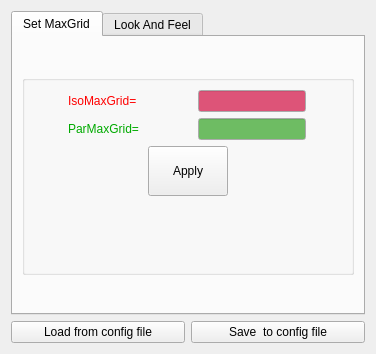
The window that ui_forms/parametersoptions.ui (parisolab/mathmod) describes before a commit, drawn with Qt 5.
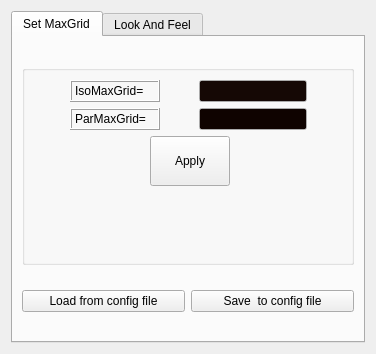
The same window after the commit.

Patch:
```diff
--- a/ui_forms/parametersoptions.ui
+++ b/ui_forms/parametersoptions.ui
@@ -10,12 +10,24 @@
     <height>354</height>
    </rect>
   </property>
+  <property name="sizePolicy">
+   <sizepolicy hsizetype="Preferred" vsizetype="Preferred">
+    <horstretch>0</horstretch>
+    <verstretch>0</verstretch>
+   </sizepolicy>
+  </property>
   <property name="windowTitle">
    <string>Configuration Options</string>
   </property>
   <layout class="QGridLayout" name="gridLayout_6">
    <item row="0" column="0">
     <widget class="QTabWidget" name="StyleTheme">
+     <property name="sizePolicy">
+      <sizepolicy hsizetype="Preferred" vsizetype="Preferred">
+       <horstretch>0</horstretch>
+       <verstretch>0</verstretch>
+      </sizepolicy>
+     </property>
      <property name="currentIndex">
       <number>0</number>
      </property>
@@ -27,7 +39,7 @@
        <item row="0" column="0">
         <widget class="QGroupBox" name="ColorsgroupBox">
          <property name="sizePolicy">
-          <sizepolicy hsizetype="Expanding" vsizetype="Expanding">
+          <sizepolicy hsizetype="Preferred" vsizetype="Preferred">
            <horstretch>0</horstretch>
            <verstretch>0</verstretch>
           </sizepolicy>
@@ -82,6 +94,9 @@
           <set>Qt::AlignCenter</set>
          </property>
          <layout class="QGridLayout" name="gridLayout">
+          <property name="leftMargin">
+           <number>12</number>
+          </property>
           <item row="0" column="0" colspan="3">
            <layout class="QVBoxLayout" name="verticalLayout">
             <item>
@@ -106,42 +121,11 @@
                   <height>16777215</height>
                  </size>
                 </property>
-                <property name="palette">
-                 <palette>
-                  <active>
-                   <colorrole role="WindowText">
-                    <brush brushstyle="SolidPattern">
-                     <color alpha="255">
-                      <red>255</red>
-                      <green>0</green>
-                      <blue>0</blue>
-                     </color>
-                    </brush>
-                   </colorrole>
-                  </active>
-                  <inactive>
-                   <colorrole role="WindowText">
-                    <brush brushstyle="SolidPattern">
-                     <color alpha="255">
-                      <red>255</red>
-                      <green>0</green>
-                      <blue>0</blue>
-                     </color>
-                    </brush>
-                   </colorrole>
-                  </inactive>
-                  <disabled>
-                   <colorrole role="WindowText">
-                    <brush brushstyle="SolidPattern">
-                     <color alpha="255">
-                      <red>120</red>
-                      <green>120</green>
-                      <blue>120</blue>
-                     </color>
-                    </brush>
-                   </colorrole>
-                  </disabled>
-                 </palette>
+                <property name="frameShape">
+                 <enum>QFrame::Box</enum>
+                </property>
+                <property name="frameShadow">
+                 <enum>QFrame::Raised</enum>
                 </property>
                 <property name="text">
                  <string>IsoMaxGrid=</string>
@@ -165,9 +149,9 @@
                    <colorrole role="Base">
                     <brush brushstyle="SolidPattern">
                      <color alpha="255">
-                      <red>221</red>
-                      <green>84</green>
-                      <blue>120</blue>
+                      <red>21</red>
+                      <green>8</green>
+                      <blue>5</blue>
                      </color>
                     </brush>
                    </colorrole>
@@ -176,9 +160,9 @@
                    <colorrole role="Base">
                     <brush brushstyle="SolidPattern">
                      <color alpha="255">
-                      <red>221</red>
-                      <green>84</green>
-                      <blue>120</blue>
+                      <red>21</red>
+                      <green>8</green>
+                      <blue>5</blue>
                      </color>
                     </brush>
                    </colorrole>
@@ -222,42 +206,11 @@
                   <height>16777215</height>
                  </size>
                 </property>
-                <property name="palette">
-                 <palette>
-                  <active>
-                   <colorrole role="WindowText">
-                    <brush brushstyle="SolidPattern">
-                     <color alpha="255">
-                      <red>0</red>
-                      <green>170</green>
-                      <blue>0</blue>
-                     </color>
-                    </brush>
-                   </colorrole>
-                  </active>
-                  <inactive>
-                   <colorrole role="WindowText">
-                    <brush brushstyle="SolidPattern">
-                     <color alpha="255">
-                      <red>0</red>
-                      <green>170</green>
-                      <blue>0</blue>
-                     </color>
-                    </brush>
-                   </colorrole>
-                  </inactive>
-                  <disabled>
-                   <colorrole role="WindowText">
-                    <brush brushstyle="SolidPattern">
-                     <color alpha="255">
-                      <red>120</red>
-                      <green>120</green>
-                      <blue>120</blue>
-                     </color>
-                    </brush>
-                   </colorrole>
-                  </disabled>
-                 </palette>
+                <property name="frameShape">
+                 <enum>QFrame::Box</enum>
+                </property>
+                <property name="frameShadow">
+                 <enum>QFrame::Raised</enum>
                 </property>
                 <property name="text">
                  <string>ParMaxGrid=</string>
@@ -281,9 +234,9 @@
                    <colorrole role="Base">
                     <brush brushstyle="SolidPattern">
                      <color alpha="255">
-                      <red>110</red>
-                      <green>188</green>
-                      <blue>99</blue>
+                      <red>15</red>
+                      <green>3</green>
+                      <blue>0</blue>
                      </color>
                     </brush>
                    </colorrole>
@@ -292,9 +245,9 @@
                    <colorrole role="Base">
                     <brush brushstyle="SolidPattern">
                      <color alpha="255">
-                      <red>110</red>
-                      <green>188</green>
-                      <blue>99</blue>
+                      <red>15</red>
+                      <green>3</green>
+                      <blue>0</blue>
                      </color>
                     </brush>
                    </colorrole>
@@ -385,6 +338,24 @@
          </layout>
         </widget>
        </item>
+       <item row="1" column="0">
+        <layout class="QHBoxLayout" name="horizontalLayout">
+         <item>
+          <widget class="QPushButton" name="loadconfig">
+           <property name="text">
+            <string>Load from config file</string>
+           </property>
+          </widget>
+         </item>
+         <item>
+          <widget class="QPushButton" name="save">
+           <property name="text">
+            <string>Save  to config file</string>
+           </property>
+          </widget>
+         </item>
+        </layout>
+       </item>
       </layout>
      </widget>
      <widget class="QWidget" name="tab_2">
@@ -843,24 +814,6 @@
      </widget>
     </widget>
    </item>
-   <item row="1" column="0">
-    <layout class="QHBoxLayout" name="horizontalLayout">
-     <item>
-      <widget class="QPushButton" name="loadconfig">
-       <property name="text">
-        <string>Load from config file</string>
-       </property>
-      </widget>
-     </item>
-     <item>
-      <widget class="QPushButton" name="save">
-       <property name="text">
-        <string>Save  to config file</string>
-       </property>
-      </widget>
-     </item>
-    </layout>
-   </item>
   </layout>
  </widget>
  <resources/>
```
